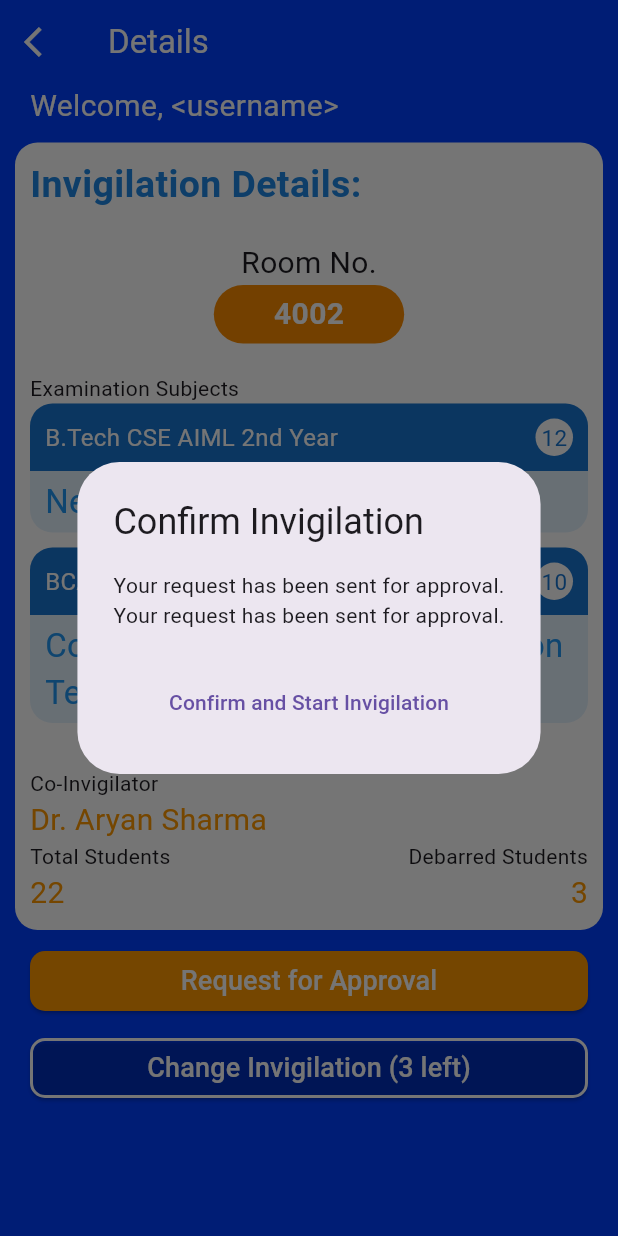
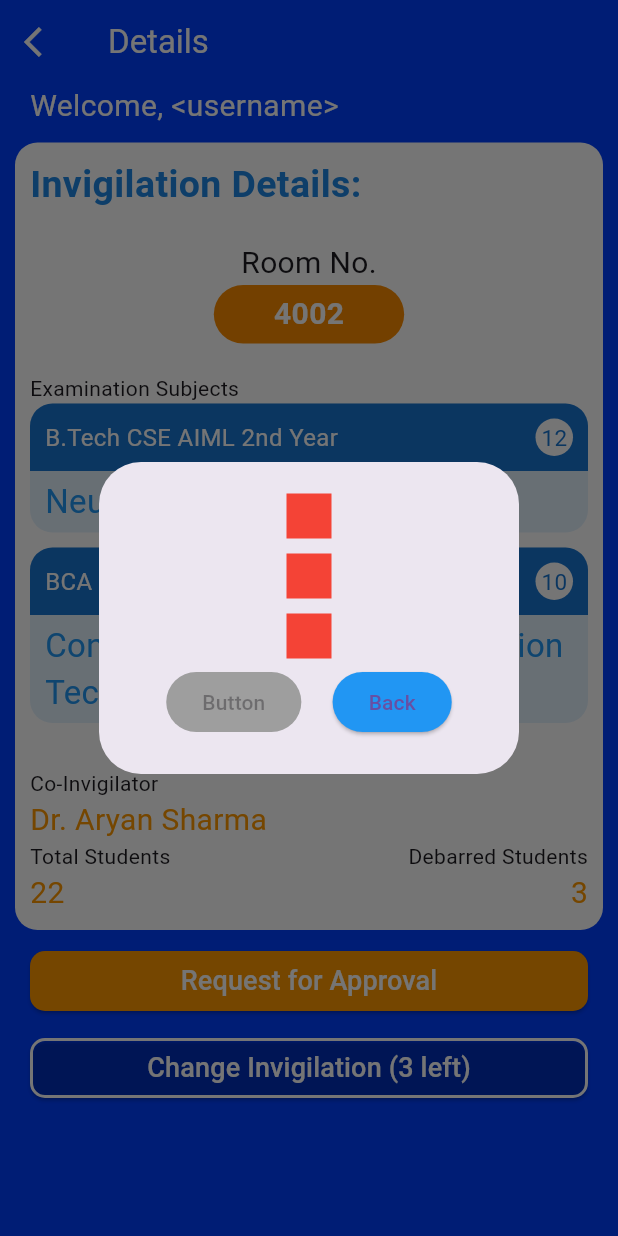
Before and after one commit to aniruddh622003/upes_parikshamitr_teacher_frontend, a Flutter app: the InvigilationDetails screen opened directly, after a tap on "Request for Approval", on a phone screen of 412 x 824 dp. Run offline on Flutter 3.47's test engine with Material 3 defaults, Android fonts, the phone set to English and light mode, and no system bars; missing offline and left inert: qr_code_scanner.

Commit message:
Made basic layout for popup(Confirm Invigilation) and greyed-out button functionality

```diff
--- a/lib/pages/invigilation_details.dart
+++ b/lib/pages/invigilation_details.dart
@@ -2,8 +2,8 @@ import 'package:flutter/material.dart';
 import 'package:upes_parikshamitr_teacher_frontend/pages/invigilation_details_card.dart';
 
 class InvigilationDetails extends StatelessWidget {
-  const InvigilationDetails({super.key});
-
+  InvigilationDetails({super.key});
+  final List<bool> isSelected = [false, false, false];
   @override
   Widget build(BuildContext context) {
     return Scaffold(
@@ -48,26 +48,64 @@ class InvigilationDetails extends StatelessWidget {
                   showDialog(
                     context: context,
                     builder: (BuildContext context) {
+                      return StatefulBuilder(
+                        builder: (context, setState) {
                           return AlertDialog(
-                        title: const Text('Confirm Invigilation'),
-                        content: const Column(
+                            content: Column(
                               mainAxisSize: MainAxisSize.min,
+                              children: <Widget>[
+                                for (int i = 0; i < 3; i++)
+                                  GestureDetector(
+                                    onTap: () {
+                                      setState(() {
+                                        isSelected[i] = !isSelected[i];
+                                      });
+                                    },
+                                    child: Container(
+                                      width: 30,
+                                      height: 30,
+                                      margin: const EdgeInsets.all(5),
+                                      color: isSelected[i]
+                                          ? Colors.green
+                                          : Colors.red,
+                                    ),
+                                  ),
+                                Row(
+                                  mainAxisAlignment:
+                                      MainAxisAlignment.spaceEvenly,
                                   children: [
-                            Text('Your request has been sent for approval.'),
-                            Text('Your request has been sent for approval.'),
+                                    ElevatedButton(
+                                      onPressed: isSelected.contains(false)
+                                          ? null
+                                          : () {
+                                              // Handle button press
+                                            },
+                                      style: ButtonStyle(
+                                        backgroundColor:
+                                            MaterialStateProperty.all(
+                                                isSelected.contains(false)
+                                                    ? Colors.grey
+                                                    : Colors.blue),
+                                      ),
+                                      child: const Text('Button'),
+                                    ),
+                                    ElevatedButton(
+                                      onPressed: () {
+                                        Navigator.of(context).pop();
+                                      },
+                                      style: ButtonStyle(
+                                        backgroundColor:
+                                            MaterialStateProperty.all(
+                                                Colors.blue),
+                                      ),
+                                      child: const Text('Back'),
+                                    ),
                                   ],
                                 ),
-                        actions: [
-                          TextButton(
-                            child: const Center(
-                              child: Text('Confirm and Start Invigilation'),
+                              ],
                             ),
-                            onPressed: () {
-                              Navigator.of(context)
-                                  .pop(); // Goes one page back in the stack
+                          );
                         },
-                          ),
-                        ],
                       );
                     },
                   );
--- a/lib/pages/start_invigilation.dart
+++ b/lib/pages/start_invigilation.dart
@@ -30,7 +30,7 @@ class StartInvigilation extends StatelessWidget {
                   onPressed: () {
                     Navigator.of(context).push(
                       MaterialPageRoute(
-                          builder: (context) => const InvigilationDetails()),
+                          builder: (context) => InvigilationDetails()),
                     );
                   },
                 ),
@@ -94,7 +94,7 @@ class StartInvigilation extends StatelessWidget {
                   Navigator.push(
                     context,
                     MaterialPageRoute(
-                        builder: (context) => const InvigilationDetails()),
+                        builder: (context) => InvigilationDetails()),
                   );
                 },
                 style: ElevatedButton.styleFrom(
```
Lines whose indentation alone changed are shown as unchanged.
